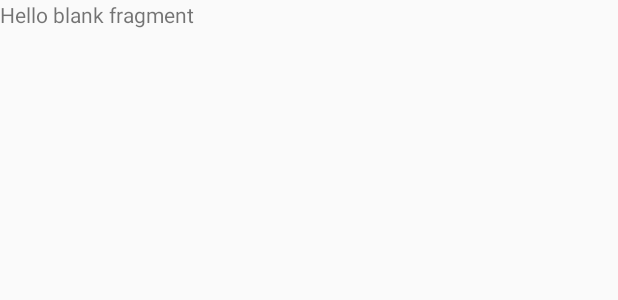
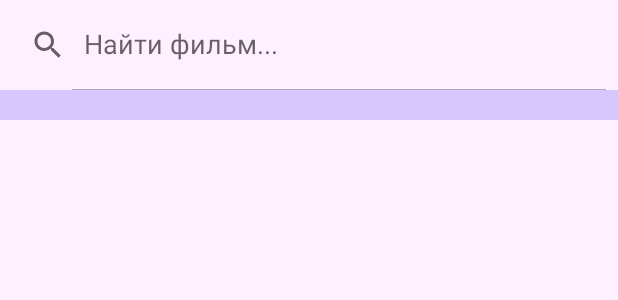
Before and after one commit to Leymoy24/KINOMANIA, an Android app: the layout fragment_films.xml on its own in the app's theme, with its tools: preview values and no code run, on a phone screen of 412 x 824 dp. Shown: the top 300 px of the screen. Run offline under Robolectric (Android 15) with nearby library versions, the phone set to English and light mode, and no system bars.

Commit message:
Add SearchView and film fragment

```diff
--- a/app/src/main/java/com/example/kinomania/FragmentCinemas.java
+++ b/app/src/main/java/com/example/kinomania/FragmentCinemas.java
@@ -24,7 +24,7 @@ public class FragmentCinemas extends Fragment {
     @Override
     public View onCreateView(LayoutInflater inflater, ViewGroup container,
                              Bundle savedInstanceState) {
-        binding =FragmentCinemasBinding.inflate(inflater, container, false);
+        binding = FragmentCinemasBinding.inflate(inflater, container, false);
 
         return binding.getRoot();
     }
--- a/app/src/main/java/com/example/kinomania/FragmentFilms.java
+++ b/app/src/main/java/com/example/kinomania/FragmentFilms.java
@@ -6,8 +6,12 @@ import android.view.LayoutInflater;
 import android.view.View;
 import android.view.ViewGroup;
 
+import com.example.kinomania.databinding.FragmentCinemasBinding;
+import com.example.kinomania.databinding.FragmentFilmsBinding;
+
 public class FragmentFilms extends Fragment {
 
+    FragmentFilmsBinding binding;
     public FragmentFilms() {
         // Required empty public constructor
     }
@@ -21,7 +25,7 @@ public class FragmentFilms extends Fragment {
     @Override
     public View onCreateView(LayoutInflater inflater, ViewGroup container,
                              Bundle savedInstanceState) {
-        // Inflate the layout for this fragment
-        return inflater.inflate(R.layout.fragment_films, container, false);
+        binding = FragmentFilmsBinding.inflate(inflater, container, false);
+        return binding.getRoot();
     }
 }
--- a/app/src/main/res/layout/fragment_cinemas.xml
+++ b/app/src/main/res/layout/fragment_cinemas.xml
@@ -24,7 +24,7 @@
         android:layout_width="match_parent"
         android:layout_height="80dp"
         android:layout_alignParentBottom="true"
-        app:layout_constraintBottom_toTopOf="@id/recycler_view_cinemas"
+        app:layout_constraintBottom_toTopOf="@id/search_cinema"
         android:layout_marginTop="7dp"
         android:gravity="center"
         android:text="кинотеатры"
@@ -32,13 +32,26 @@
         android:textSize="40dp"
         tools:ignore="MissingConstraints" />
 
+    <SearchView
+        android:id="@+id/search_cinema"
+        android:layout_width="match_parent"
+        android:layout_height="60dp"
+        android:background="@color/backgroundColor"
+        android:focusable="false"
+        android:iconifiedByDefault="false"
+        android:queryHint="Найти кинотеатр..."
+        android:searchHintIcon="@color/backgroundDarkColor"
+        tools:ignore="MissingConstraints"
+        tools:layout_editor_absoluteX="0dp"
+        tools:layout_editor_absoluteY="80dp" />
+
     <androidx.recyclerview.widget.RecyclerView
         android:id="@+id/recycler_view_cinemas"
         android:layout_width="match_parent"
         android:layout_height="0dp"
         app:layout_constraintBottom_toBottomOf="parent"
         app:layout_constraintTop_toTopOf="parent"
-        android:layout_marginTop="80dp"
+        android:layout_marginTop="160dp"
         android:layout_marginBottom="80dp"
         tools:ignore="MissingConstraints" />
 
--- a/app/src/main/res/layout/fragment_films.xml
+++ b/app/src/main/res/layout/fragment_films.xml
@@ -1,14 +1,62 @@
 <?xml version="1.0" encoding="utf-8"?>
-<FrameLayout xmlns:android="http://schemas.android.com/apk/res/android"
+<androidx.constraintlayout.widget.ConstraintLayout xmlns:android="http://schemas.android.com/apk/res/android"
     xmlns:tools="http://schemas.android.com/tools"
+    xmlns:app="http://schemas.android.com/apk/res-auto"
+    android:id="@+id/fragment_films"
+    android:name="com.example.kinomania.FragmentFilms"
+    android:background="@color/backgroundColor"
+    tools:layout="@layout/fragment_films"
     android:layout_width="match_parent"
     android:layout_height="match_parent"
     tools:context=".FragmentFilms">
 
-    <!-- TODO: Update blank fragment layout -->
+    <View
+        android:id="@+id/topPanel"
+        android:layout_width="match_parent"
+        android:layout_height="80dp"
+        android:background="@color/backgroundDarkColor"
+        app:layout_constraintEnd_toEndOf="parent"
+        app:layout_constraintStart_toStartOf="parent"
+        app:layout_constraintTop_toTopOf="parent" />
+
     <TextView
+        android:id="@+id/FilmTextView"
         android:layout_width="match_parent"
-        android:layout_height="match_parent"
-        android:text="@string/hello_blank_fragment" />
+        android:layout_height="80dp"
+        android:layout_alignParentBottom="true"
+        app:layout_constraintBottom_toTopOf="@id/search_film"
+        android:layout_marginTop="7dp"
+        android:gravity="center"
+        android:text="фильмы"
+        android:textColor="@color/textColor"
+        android:textSize="40dp"
+        tools:ignore="MissingConstraints" />
 
-</FrameLayout>
+    <SearchView
+        android:id="@+id/search_film"
+        android:layout_width="match_parent"
+        android:layout_height="60dp"
+        android:background="@color/backgroundColor"
+        android:focusable="false"
+        android:iconifiedByDefault="false"
+        android:queryHint="Найти фильм..."
+        android:searchHintIcon="@color/backgroundDarkColor"
+        tools:ignore="MissingConstraints"
+        tools:layout_editor_absoluteX="0dp"
+        tools:layout_editor_absoluteY="80dp" />
+
+    <androidx.recyclerview.widget.RecyclerView
+        android:id="@+id/recycler_view_films"
+        android:layout_width="match_parent"
+        android:layout_height="0dp"
+        app:layout_constraintBottom_toBottomOf="parent"
+        app:layout_constraintTop_toTopOf="parent"
+        android:layout_marginTop="160dp"
+        android:layout_marginBottom="80dp"
+        tools:ignore="MissingConstraints" />
+
+
+
+
+
+</androidx.constraintlayout.widget.ConstraintLayout>
```
